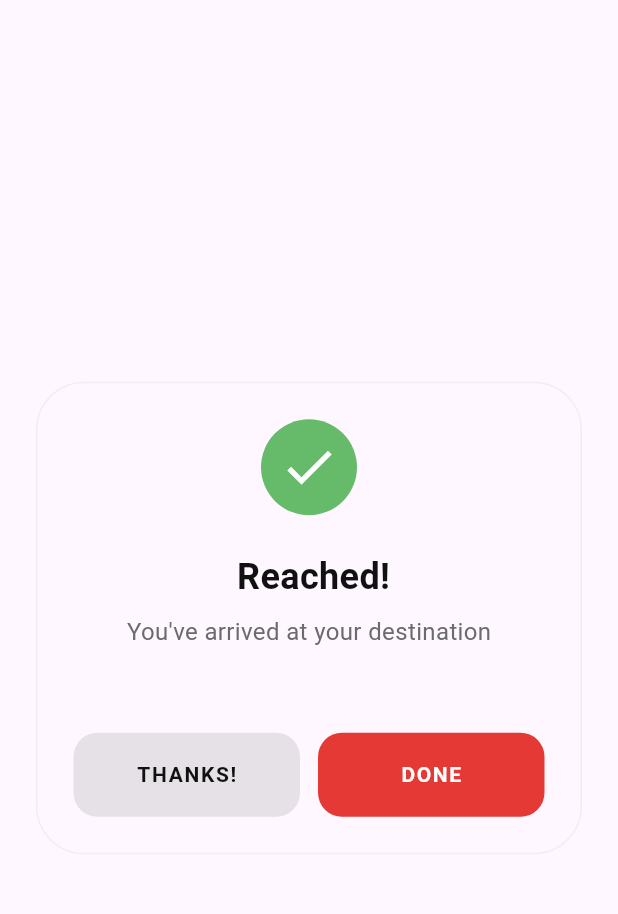
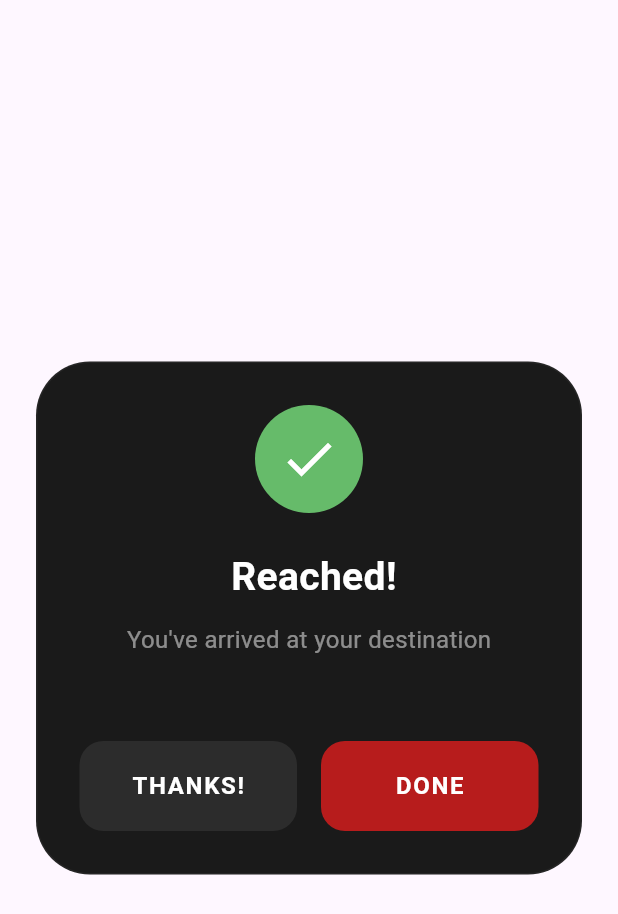
Before and after one commit to ADHIL007/locami, a Flutter app: the ArrivalAlert widget shown alone on an empty page, opened directly with empty values, on a phone screen of 412 x 824 dp. Shown: the top 914 px of the screen. Run offline on Flutter 3.47's test engine with Material 3 defaults, Android fonts, the phone set to English and light mode, and no system bars; our stand-ins replace audioplayers, cached_network_image, file_picker, flutter_local_notifications, flutter_svg, geolocator and 4 more; missing offline and left inert: flutter_background_service, flutter_background_service_android, flutter_ringtone_player, geolocator_android; accounts and stored records are empty.

Commit message:
feat: Implement arrival alert UI with map snippet and add audioplayers dependency.

```diff
--- a/lib/screens/widgets/arrival_alert.dart
+++ b/lib/screens/widgets/arrival_alert.dart
@@ -1,5 +1,4 @@
 import 'package:flutter/material.dart';
-import 'package:locami/theme/them_provider.dart';
 import 'package:locami/dbManager/trip_details_manager.dart';
 import 'package:cached_network_image/cached_network_image.dart';
 import 'package:locami/core/utils/map_utils.dart';
@@ -24,12 +23,12 @@ class ArrivalAlert extends StatelessWidget {
       backgroundColor: Colors.transparent,
       insetPadding: const EdgeInsets.symmetric(horizontal: 24),
       child: Container(
-        padding: const EdgeInsets.all(24),
+        padding: const EdgeInsets.all(28),
         decoration: BoxDecoration(
-          color: Theme.of(context).cardColor,
-          borderRadius: BorderRadius.circular(32),
+          color: const Color(0xFF1A1A1A), // Dark background matching image
+          borderRadius: BorderRadius.circular(36),
           border: Border.all(
-            color: customColors().textPrimary.withOpacity(0.05),
+            color: Colors.white.withOpacity(0.05),
           ),
         ),
         child: Column(
@@ -37,8 +36,8 @@ class ArrivalAlert extends StatelessWidget {
           children: [
             // Success Icon
             Container(
-              height: 64,
-              width: 64,
+              height: 72,
+              width: 72,
               decoration: const BoxDecoration(
                 color: Color(0xFF66BB6A),
                 shape: BoxShape.circle,
@@ -55,19 +54,19 @@ class ArrivalAlert extends StatelessWidget {
             Text(
               "$destination Reached!",
               textAlign: TextAlign.center,
-              style: TextStyle(
-                color: customColors().textPrimary,
-                fontSize: 24,
+              style: const TextStyle(
+                color: Colors.white,
+                fontSize: 26,
                 fontWeight: FontWeight.bold,
               ),
             ),
-            const SizedBox(height: 8),
+            const SizedBox(height: 12),
 
             // Subtitle
             Text(
               "You've arrived at your destination",
               style: TextStyle(
-                color: customColors().textSecondary,
+                color: Colors.white.withOpacity(0.5),
                 fontSize: 16,
               ),
             ),
@@ -76,9 +75,9 @@ class ArrivalAlert extends StatelessWidget {
             // Map Clip
             if (trip != null)
               ClipRRect(
-                borderRadius: BorderRadius.circular(20),
+                borderRadius: BorderRadius.circular(24),
                 child: SizedBox(
-                  height: 140,
+                  height: 160,
                   width: double.infinity,
                   child: _buildMapSnippet(trip),
                 ),
@@ -91,12 +90,12 @@ class ArrivalAlert extends StatelessWidget {
               children: [
                 Expanded(
                   child: SizedBox(
-                    height: 56,
+                    height: 60,
                     child: ElevatedButton(
                       onPressed: onThanks,
                       style: ElevatedButton.styleFrom(
-                        backgroundColor: customColors().textPrimary.withOpacity(0.1),
-                        foregroundColor: customColors().textPrimary,
+                        backgroundColor: const Color(0xFF2C2C2C), // Dark gray from image
+                        foregroundColor: Colors.white,
                         elevation: 0,
                         shape: RoundedRectangleBorder(
                           borderRadius: BorderRadius.circular(16),
@@ -107,19 +106,20 @@ class ArrivalAlert extends StatelessWidget {
                         style: TextStyle(
                           fontWeight: FontWeight.bold,
                           letterSpacing: 1.1,
+                          fontSize: 16,
                         ),
                       ),
                     ),
                   ),
                 ),
-                const SizedBox(width: 12),
+                const SizedBox(width: 16),
                 Expanded(
                   child: SizedBox(
-                    height: 56,
+                    height: 60,
                     child: ElevatedButton(
                       onPressed: onDone,
                       style: ElevatedButton.styleFrom(
-                        backgroundColor: const Color(0xFFE53935), // Red from image
+                        backgroundColor: const Color(0xFFB71C1C), // Deep red from image
                         foregroundColor: Colors.white,
                         elevation: 0,
                         shape: RoundedRectangleBorder(
@@ -131,6 +131,7 @@ class ArrivalAlert extends StatelessWidget {
                         style: TextStyle(
                           fontWeight: FontWeight.bold,
                           letterSpacing: 1.1,
+                          fontSize: 16,
                         ),
                       ),
                     ),
@@ -160,9 +161,10 @@ class ArrivalAlert extends StatelessWidget {
     final double dist = MapUtils.distanceInKm(startLat, startLon, endLat, endLon);
     final int zoom = MapUtils.calculateZoom(dist);
 
+    // Using satellite view (l=sat) to match the image look
     final String url =
         "https://static-maps.yandex.ru/1.x/"
-        "?l=map"
+        "?l=sat"
         "&lang=en_US"
         "&size=450,200"
         "&scale=2"
```
